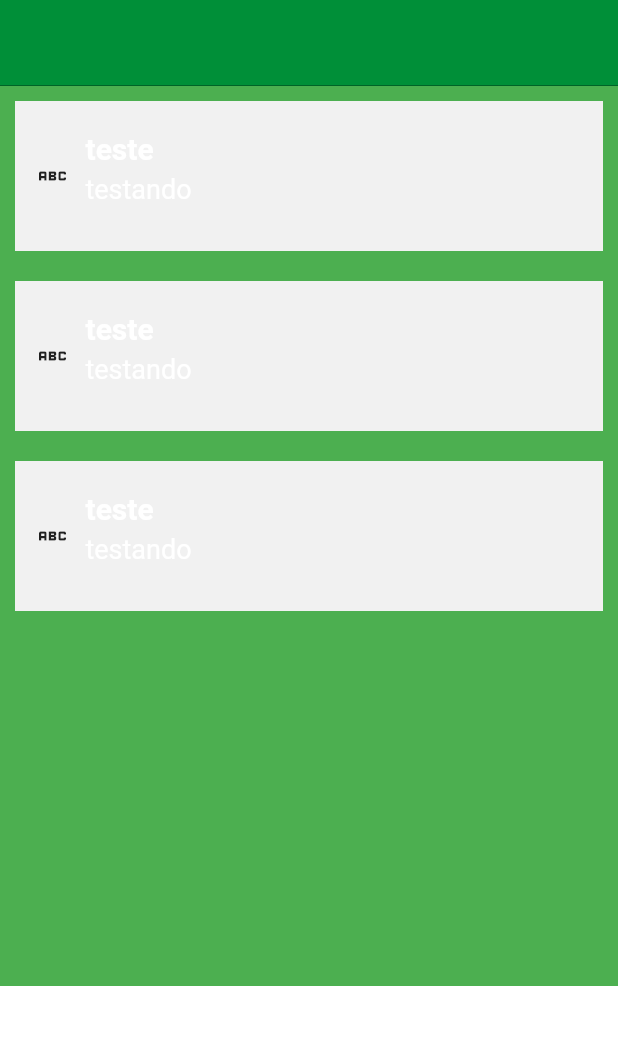
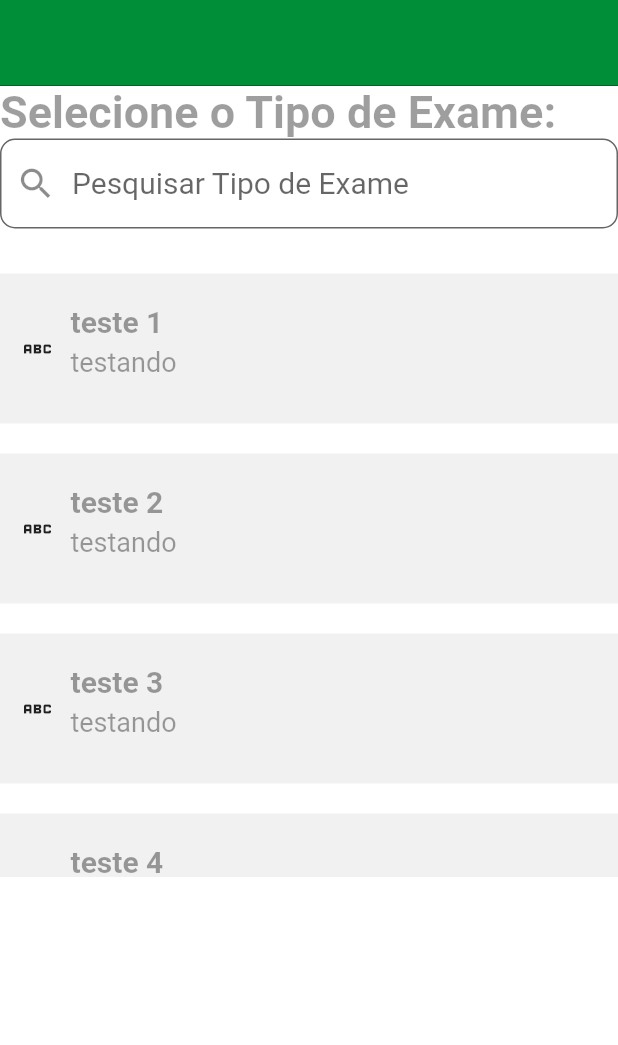
Before and after one commit to AlexWendel/veio-ta-on, a Flutter app: the AgendamentosView screen opened by its route, on a phone screen of 412 x 824 dp, the part 64-1109 px from its top. Run offline on Flutter 3.47's test engine with Material 2 defaults, Android fonts, the phone set to English and light mode, and no system bars; our stand-ins replace cloud_firestore, firebase_auth, firebase_core, get, hive_flutter, mask_text_input_formatter; accounts and stored records are empty.

Commit message:
Barra de pesquisa no agendamento

```diff
--- a/lib/app/modules/agendamentos/views/agendamentos_view.dart
+++ b/lib/app/modules/agendamentos/views/agendamentos_view.dart
@@ -1,6 +1,8 @@
 import 'package:flutter/material.dart';
 
 import 'package:get/get.dart';
+import 'package:hospital_maraba/app/utils/color_theme.dart';
+import 'package:hospital_maraba/app/utils/common.sizes.dart';
 import 'package:hospital_maraba/app/widgets/radioBox.dart';
 
 import '../../MainDesign.dart';
@@ -9,7 +11,16 @@ import '../controllers/agendamentos_controller.dart';
 class AgendamentosView extends GetView<AgendamentosController> {
   @override
   Widget build(BuildContext context) {
-    List<Widget> itemList = [RadioBox()];
+    List<Widget> itemList = [
+      Text(
+        "Selecione o Tipo de Exame:",
+        style: TextStyle(
+            color: cardGray,
+            fontWeight: FontWeight.bold,
+            fontSize: titleFontSize / context.textScaleFactor),
+      ),
+      RadioBox()
+    ];
     return MainDesign(
         body: itemList,
         sliverAppBar: SliverAppBar(
--- a/lib/app/utils/color_theme.dart
+++ b/lib/app/utils/color_theme.dart
@@ -18,7 +18,7 @@ ThemeData mainTheme =
     ThemeData(primaryColor: verdeBosta, primarySwatch: verdeBostaMaterialColor)
         .copyWith(
             backgroundColor: verdeBosta,
-            scaffoldBackgroundColor: verdeBosta,
+            scaffoldBackgroundColor: backGround,
             highlightColor: textFieldGray,
             canvasColor: Colors.white,
             primaryTextTheme: TextTheme(
--- a/lib/app/widgets/radioBox.dart
+++ b/lib/app/widgets/radioBox.dart
@@ -3,9 +3,10 @@ import 'package:flutter/material.dart';
 import 'package:flutter/src/widgets/framework.dart';
 import 'package:get/get.dart';
 import 'package:hospital_maraba/app/widgets/radioButton.dart';
+import 'input_text.dart';
 
 class RadioBox extends GetView {
-  List locais = ["1", "2", "3"];
+  List locais = ["1", "2", "3", "4", "5"];
   @override
   Widget build(BuildContext context) {
     List<Widget> radioList = [];
@@ -18,7 +19,7 @@ class RadioBox extends GetView {
           color: colorList[i],
           onTap: () {
             selectionList[i] = true;
-            colorList[i] = Colors.green;
+            colorList[i] = Get.theme.backgroundColor.withAlpha(80);
             for (int j = 0; j < selectionList.length; j++) {
               if (j != i) {
                 selectionList[j] = false;
@@ -26,23 +27,32 @@ class RadioBox extends GetView {
               }
             }
           },
-          text: "teste",
+          text: "teste " + locais[i],
           description: "testando",
           icon: Icon(Icons.abc),
           height: 100,
           width: context.width)));
     }
 
-    return Container(
-      height: 600,
-      width: 200,
-      color: Colors.green,
+    return Column(
+      children: [
+        CustomInputText(
+          hintText: "Pesquisar Tipo de Exame",
+          icon: Icon(Icons.search),
+        ),
+        Container(
+          margin: EdgeInsets.symmetric(vertical: 20),
+          height: context.height / 2,
+          width: Get.width,
+          color: Get.theme.canvasColor,
           child: ListView.builder(
             itemBuilder: (BuildContext context, index) {
               return radioList[index];
             },
             itemCount: radioList.length,
           ),
+        ),
+      ],
     );
   }
 }
--- a/lib/app/widgets/radioButton.dart
+++ b/lib/app/widgets/radioButton.dart
@@ -1,5 +1,6 @@
 import 'package:flutter/material.dart';
 import 'package:get/get.dart';
+import 'package:hospital_maraba/app/utils/color_theme.dart';
 import 'package:hospital_maraba/app/utils/common.sizes.dart';
 import 'package:hospital_maraba/app/widgets/radioBox.dart';
 
@@ -33,7 +34,7 @@ class RadioButton extends GetResponsiveView {
           width: width,
           alignment: Alignment.center,
           height: height,
-          margin: EdgeInsets.all(10),
+          margin: EdgeInsets.symmetric(vertical: 10),
           padding: EdgeInsets.all(5),
           decoration: BoxDecoration(color: color),
           child: Row(
@@ -58,6 +59,7 @@ class RadioButton extends GetResponsiveView {
                       child: Text(
                         text,
                         style: TextStyle(
+                            color: cardGray,
                             fontWeight: FontWeight.w600,
                             fontSize:
                                 defaultFontSize / context.textScaleFactor),
@@ -74,6 +76,7 @@ class RadioButton extends GetResponsiveView {
                         description,
                         maxLines: 1,
                         style: TextStyle(
+                            color: cardGray,
                             fontWeight: FontWeight.w400,
                             fontSize: defaultCardDescriptionSize /
                                 context.textScaleFactor),
```
Lines whose indentation alone changed are shown as unchanged.
